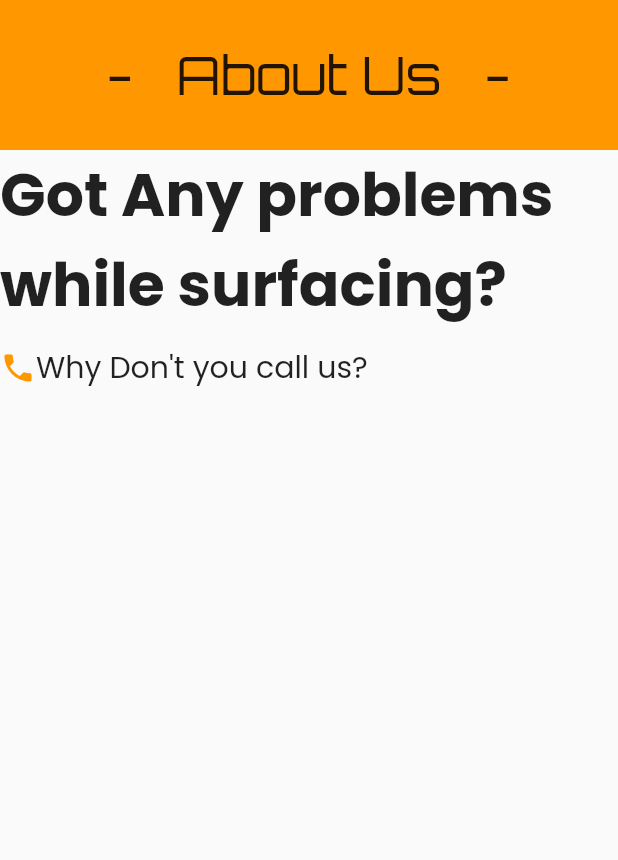
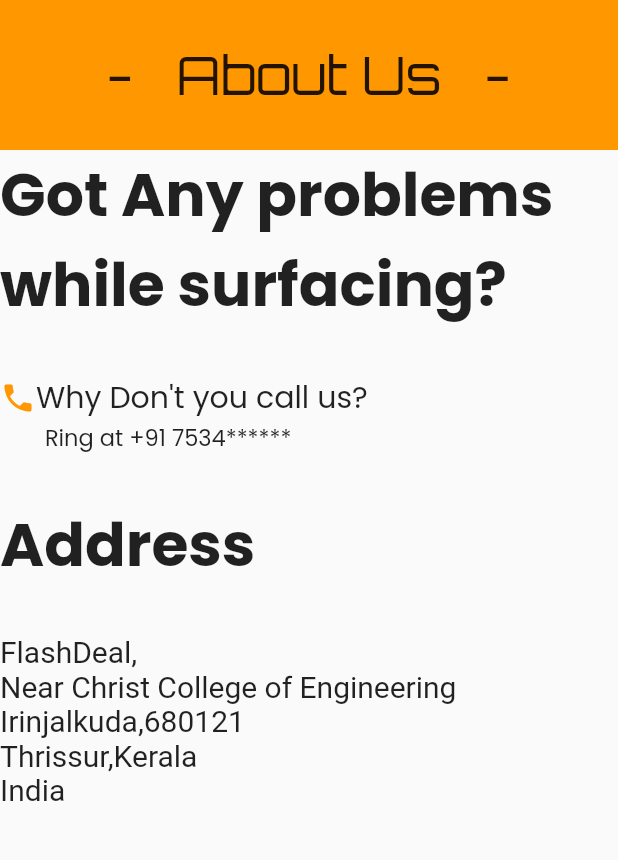
Before and after one commit to Anoop072001/fash_deal, a Flutter app: the About screen opened by its route, on a phone screen of 412 x 824 dp, the part 84-944 px from its top. Run offline on Flutter 3.47's test engine with Material 2 defaults, Android fonts, the phone set to English and light mode, and no system bars; our stand-ins replace cloud_firestore, firebase_auth, firebase_core, google_fonts; missing offline and left inert: favorite_button; accounts and stored records are empty.

Commit message:
about page updated

```diff
--- a/lib/account/about_us/about.dart
+++ b/lib/account/about_us/about.dart
@@ -67,7 +67,7 @@ class _AboutState extends State<About> {
                       )),
                     ),
                     SizedBox(
-                      height: 10,
+                      height: 30,
                     ),
                     Row(
                       children: [
@@ -84,7 +84,45 @@ class _AboutState extends State<About> {
                           ),
                         ),
                       ],
-                    )
+                    ),
+                    Container(
+                      width: MediaQuery.of(context).size.width / 1.17,
+                      child: Text(
+                        "Ring at +91 7534******",
+                        style: GoogleFonts.poppins(
+                          textStyle: TextStyle(
+                            fontSize: 15,
+                          ),
+                        ),
+                      ),
+                    ),
+                    SizedBox(
+                      height: 30,
+                    ),
+                    Container(
+                      width: MediaQuery.of(context).size.width,
+                      child: Column(
+                        crossAxisAlignment: CrossAxisAlignment.start,
+                        children: [
+                          Text("Address",
+                              style: GoogleFonts.poppins(
+                                textStyle: TextStyle(
+                                  fontSize: 40,
+                                  fontWeight: FontWeight.bold,
+                                ),
+                              )),
+                          SizedBox(
+                            height: 30,
+                          ),
+                          Text(
+                            "FlashDeal,\nNear Christ College of Engineering Irinjalkuda,680121\nThrissur,Kerala\nIndia",
+                            style: TextStyle(
+                              fontSize: 20,
+                            ),
+                          ),
+                        ],
+                      ),
+                    ),
                   ],
                 )),
           ],
--- a/lib/ui/homepage.dart
+++ b/lib/ui/homepage.dart
@@ -357,7 +357,7 @@ class _HomePageState extends State<HomePage> {
                                                       },
                                                       isFavorite:
                                                           dec ? true : false,
-                                                      iconColor: Colors.orange,
+                                                      iconColor: Colors.grey,
                                                     )
                                                   ],
                                                 ),
```
